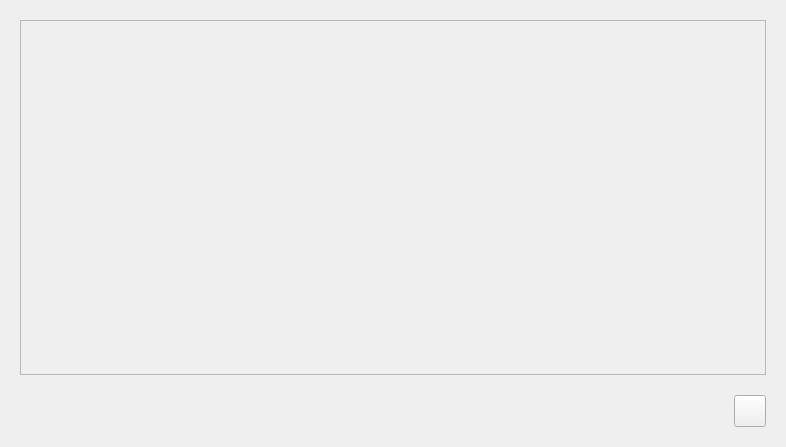
First picture: the form in src/View/MenuAdmin/menuemployees.ui, repository Fyz-dev/GunStore, before the edit.
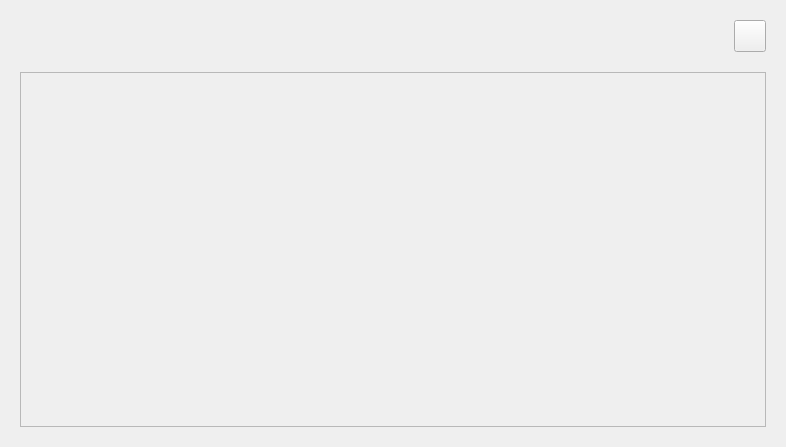
Second picture: the form after the edit. Icons and pictures are not drawn.

Diff of the .ui file:
```diff
--- a/src/View/MenuAdmin/menuemployees.ui
+++ b/src/View/MenuAdmin/menuemployees.ui
@@ -29,6 +29,52 @@
    <property name="bottomMargin">
     <number>20</number>
    </property>
+   <item>
+    <layout class="QHBoxLayout" name="horizontalLayout">
+     <item>
+      <spacer name="horizontalSpacer">
+       <property name="orientation">
+        <enum>Qt::Horizontal</enum>
+       </property>
+       <property name="sizeHint" stdset="0">
+        <size>
+         <width>40</width>
+         <height>20</height>
+        </size>
+       </property>
+      </spacer>
+     </item>
+     <item>
+      <widget class="QPushButton" name="buttonAdd">
+       <property name="minimumSize">
+        <size>
+         <width>32</width>
+         <height>32</height>
+        </size>
+       </property>
+       <property name="maximumSize">
+        <size>
+         <width>32</width>
+         <height>32</height>
+        </size>
+       </property>
+       <property name="text">
+        <string/>
+       </property>
+       <property name="icon">
+        <iconset resource="../../../resources/images.qrc">
+         <normaloff>:/WhiteIcon/images/plus_new.png</normaloff>:/WhiteIcon/images/plus_new.png</iconset>
+       </property>
+       <property name="iconSize">
+        <size>
+         <width>24</width>
+         <height>24</height>
+        </size>
+       </property>
+      </widget>
+     </item>
+    </layout>
+   </item>
    <item>
     <widget class="QScrollArea" name="scrollArea">
      <property name="widgetResizable">
@@ -76,52 +122,6 @@
      </widget>
     </widget>
    </item>
-   <item>
-    <layout class="QHBoxLayout" name="horizontalLayout">
-     <item>
-      <spacer name="horizontalSpacer">
-       <property name="orientation">
-        <enum>Qt::Horizontal</enum>
-       </property>
-       <property name="sizeHint" stdset="0">
-        <size>
-         <width>40</width>
-         <height>20</height>
-        </size>
-       </property>
-      </spacer>
-     </item>
-     <item>
-      <widget class="QPushButton" name="buttonAdd">
-       <property name="minimumSize">
-        <size>
-         <width>32</width>
-         <height>32</height>
-        </size>
-       </property>
-       <property name="maximumSize">
-        <size>
-         <width>32</width>
-         <height>32</height>
-        </size>
-       </property>
-       <property name="text">
-        <string/>
-       </property>
-       <property name="icon">
-        <iconset resource="../../../resources/images.qrc">
-         <normaloff>:/WhiteIcon/images/plus_new.png</normaloff>:/WhiteIcon/images/plus_new.png</iconset>
-       </property>
-       <property name="iconSize">
-        <size>
-         <width>24</width>
-         <height>24</height>
-        </size>
-       </property>
-      </widget>
-     </item>
-    </layout>
-   </item>
   </layout>
  </widget>
  <resources>
```
